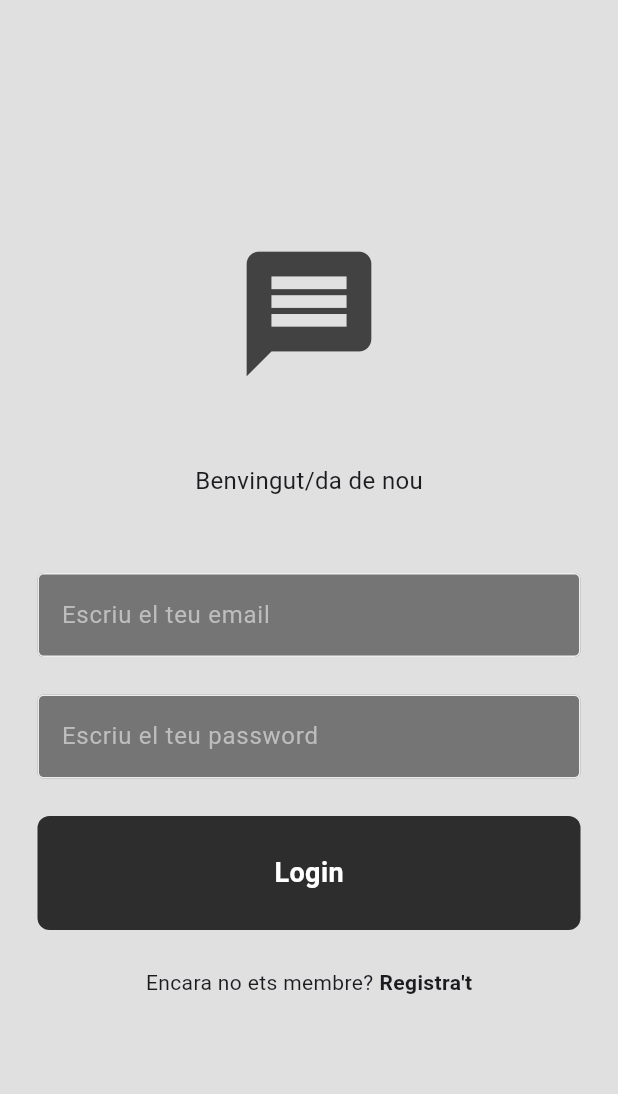
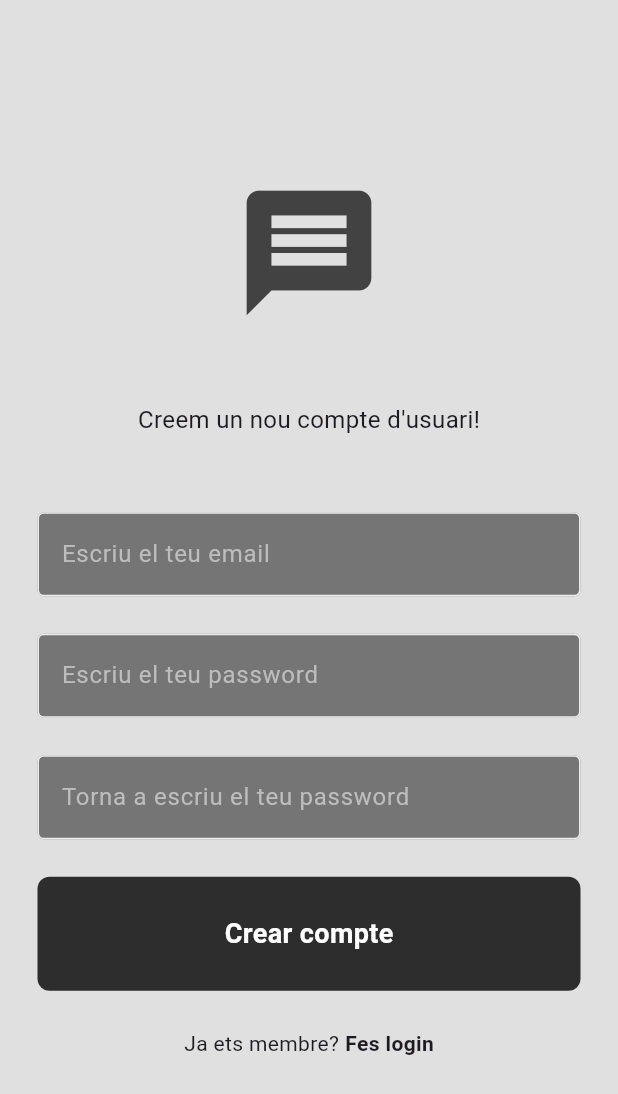
Before and after one commit to CER-ArnauRP/Flutter_app_auth_i_missatges, a Flutter app: the screen it shows after launch, on a phone screen of 412 x 824 dp. Shown: the top 1094 px of the screen. Run offline on Flutter 3.47's test engine with Material 3 defaults, Android fonts, the phone set to English and light mode, and no system bars.

Commit message:
UI pàgina registre

```diff
--- a/lib/main.dart
+++ b/lib/main.dart
@@ -1,4 +1,5 @@
 import 'package:app_auth_i_missatges/pagines/pagina_login.dart';
+import 'package:app_auth_i_missatges/pagines/pagina_registre.dart';
 import 'package:flutter/material.dart';
 
 /*
@@ -20,7 +21,7 @@ class MainApp extends StatelessWidget {
   Widget build(BuildContext context) {
     return const MaterialApp(
       debugShowCheckedModeBanner: false,
-      home: PaginaLogin(),
+      home: PaginaRegistre(),
     );
   }
 }
--- /dev/null
+++ b/lib/pagines/pagina_registre.dart
@@ -0,0 +1,103 @@
+import 'package:app_auth_i_missatges/components/boto_personalitzat.dart';
+import 'package:app_auth_i_missatges/components/text_field_personalitzat.dart';
+import 'package:flutter/material.dart';
+
+class PaginaRegistre extends StatefulWidget {
+  const PaginaRegistre({super.key});
+
+  @override
+  State<PaginaRegistre> createState() => __PaginaRegistrStateState();
+}
+
+class __PaginaRegistrStateState extends State<PaginaRegistre> {
+  final controladorEmail = TextEditingController();
+  final controladorPassword = TextEditingController();
+  final controladorConfirmarPassword = TextEditingController();
+
+  @override
+  Widget build(BuildContext context) {
+    return Scaffold(
+      backgroundColor: Colors.grey[300],
+      body: SafeArea(// Per evitar interfícies dels SO (ex.: el nodge dels mòbils).
+        child: Center(
+          child: Padding(
+            padding: const EdgeInsets.symmetric(horizontal: 25),
+            child: Column(
+              mainAxisAlignment: MainAxisAlignment.center,
+              children: [
+
+                // Logo
+                Icon(
+                  Icons.message,
+                  size: 100,
+                  color: Colors.grey[800],
+                ),
+
+                const SizedBox(height: 50,),
+
+                // Missatge benvinguda
+                const Text(
+                  "Creem un nou compte d'usuari!",
+                  style: TextStyle(
+                    fontSize: 16,
+                  ),
+                ),
+
+                const SizedBox(height: 50,),
+
+                // TextField Email
+                TextFieldPersonalitzat(
+                  controladorTextField: controladorEmail,
+                  hintTextField: "Escriu el teu email",
+                  ocultarText: false,
+                ),
+
+                const SizedBox(height: 25,),
+
+                // TextField Password
+                TextFieldPersonalitzat(
+                  controladorTextField: controladorPassword,
+                  hintTextField: "Escriu el teu password",
+                  ocultarText: true,
+                ),
+
+                const SizedBox(height: 25,),
+
+                // TextField Password
+                TextFieldPersonalitzat(
+                  controladorTextField: controladorConfirmarPassword,
+                  hintTextField: "Torna a escriu el teu password",
+                  ocultarText: true,
+                ),
+
+                const SizedBox(height: 25,),
+
+                // Botó Sign in
+                BotoPersonalitzat(
+                  accioOnTap: () {},
+                  textDelBoto: "Crear compte",
+                ),
+
+                const SizedBox(height: 25,),
+
+                const Row(
+                  mainAxisAlignment: MainAxisAlignment.center,
+                  children: [
+                    Text("Ja ets membre?"),
+                    SizedBox(width: 4,),
+                    Text(
+                      "Fes login",
+                      style: TextStyle(
+                        fontWeight: FontWeight.bold,
+                      ),
+                    ),
+                  ],
+                ),
+              ],
+            ),
+          ),
+        ),
+      ),
+    );
+  }
+}
```
